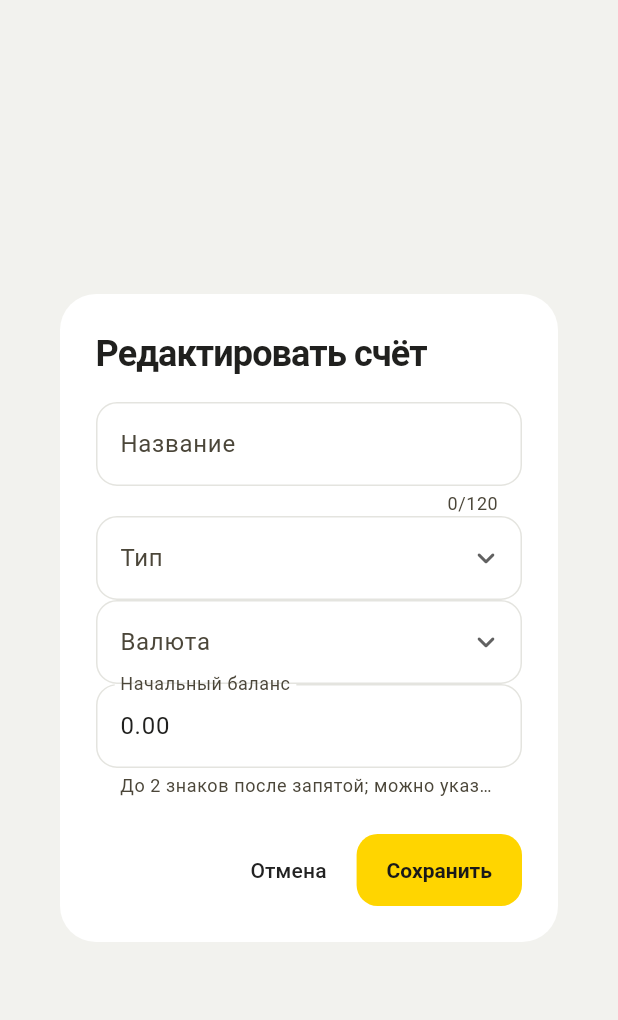
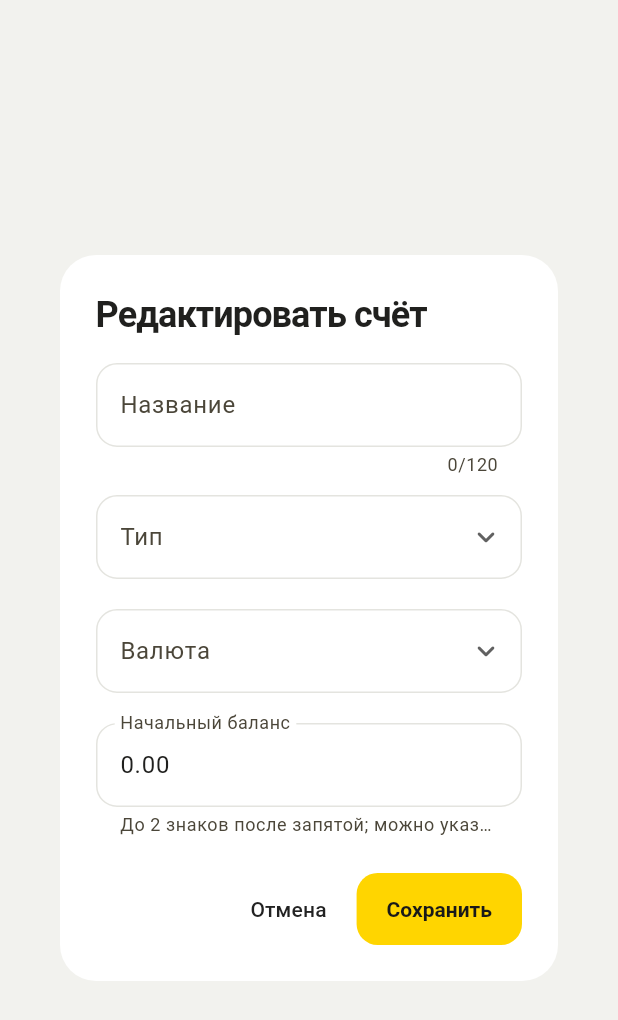
Before and after one commit to vokarpenko/Cash-Radar, a Flutter app: the AccountForm widget shown alone on an empty page, opened directly with empty values, on a phone screen of 412 x 824 dp. Shown: the top 1020 px of the screen. Run offline on Flutter 3.47's test engine with Material 3 defaults, Android fonts, the phone set to English and light mode, and no system bars; our stand-ins replace file_picker, flutter_riverpod, flutter_secure_storage, go_router, supabase_flutter; accounts and stored records are empty; statements that could not run were skipped.

Commit message:
Improve account form spacing

```diff
--- a/app/lib/features/accounts/account_form.dart
+++ b/app/lib/features/accounts/account_form.dart
@@ -121,6 +121,7 @@ class _AccountFormState extends ConsumerState<AccountForm> {
             key: _form,
             child: Column(
               mainAxisSize: MainAxisSize.min,
+              crossAxisAlignment: CrossAxisAlignment.stretch,
               children: [
                 TextFormField(
                   controller: _name,
@@ -130,6 +131,7 @@ class _AccountFormState extends ConsumerState<AccountForm> {
                   validator: (v) =>
                       v == null || v.trim().isEmpty ? 'Введите название' : null,
                 ),
+                const SizedBox(height: 12),
                 DropdownButtonFormField<String>(
                   borderRadius: BorderRadius.circular(16),
                   dropdownColor: Theme.of(context).colorScheme.surface,
@@ -155,7 +157,8 @@ class _AccountFormState extends ConsumerState<AccountForm> {
                           if (_type != 'bank') _bankId = null;
                         }),
                 ),
-                if (banks != null)
+                if (banks != null) ...[
+                  const SizedBox(height: 20),
                   banks.when(
                     loading: () => const Padding(
                       padding: EdgeInsets.all(16),
@@ -191,6 +194,8 @@ class _AccountFormState extends ConsumerState<AccountForm> {
                           : (v) => setState(() => _bankId = v),
                     ),
                   ),
+                ],
+                const SizedBox(height: 20),
                 DropdownButtonFormField<String>(
                   borderRadius: BorderRadius.circular(16),
                   dropdownColor: Theme.of(context).colorScheme.surface,
@@ -214,6 +219,7 @@ class _AccountFormState extends ConsumerState<AccountForm> {
                       ? null
                       : (v) => setState(() => _currency = v!),
                 ),
+                const SizedBox(height: 20),
                 TextFormField(
                   controller: _balance,
                   enabled: !_saving,
```
